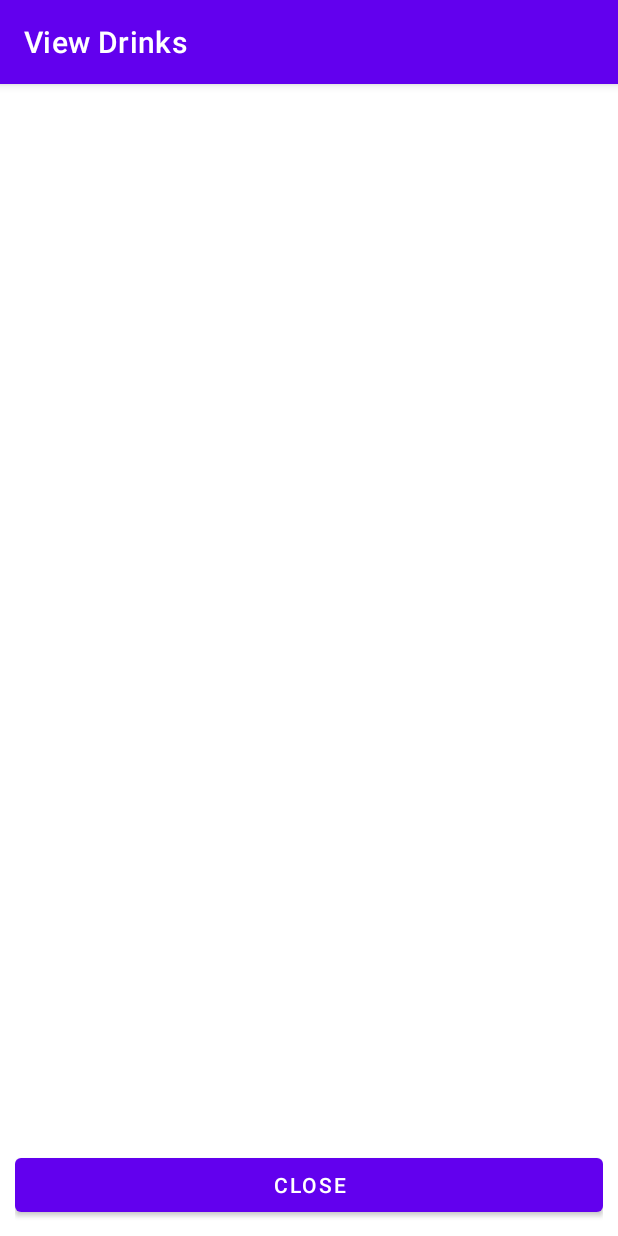
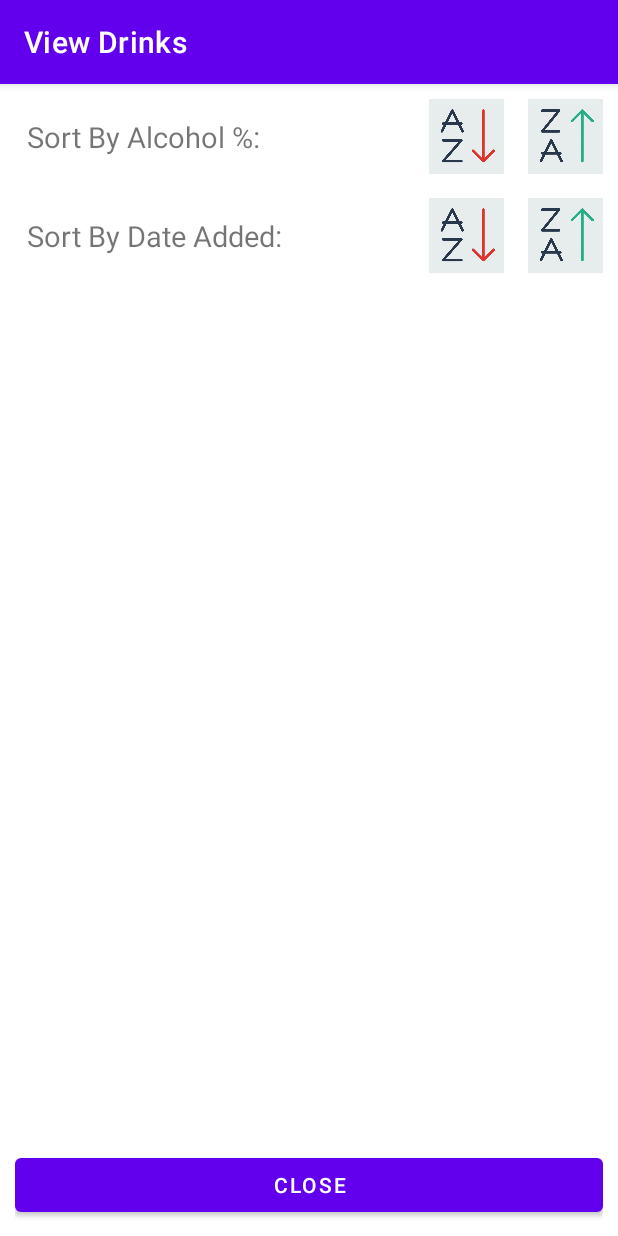
Before and after one commit to SudhamshM/HW04-ITCS-4180-MobileAppDev, an Android app: the fragment ViewDrinksFragment shown on its own in the app's theme, on a phone screen of 412 x 824 dp. Run offline under Robolectric (Android 15) with nearby library versions, the phone set to English and light mode, and no system bars; 1 statement that could not run was skipped.

Commit message:
created layout for view drinks recycler view

```diff
--- a/app/src/main/java/com/example/hw04/MainActivity.java
+++ b/app/src/main/java/com/example/hw04/MainActivity.java
@@ -77,7 +77,8 @@ public class MainActivity extends AppCompatActivity
     }
 
     @Override
-    public void sendDrink(Drink drink) {
+    public void sendDrink(Drink drink)
+    {
         drinks.add(drink);
         getSupportFragmentManager().popBackStack();
     }
--- a/app/src/main/res/layout/fragment_view_drinks.xml
+++ b/app/src/main/res/layout/fragment_view_drinks.xml
@@ -15,4 +15,74 @@ tools:context=".ViewDrinksFragment">
         app:layout_constraintBottom_toBottomOf="parent"
         app:layout_constraintEnd_toEndOf="parent"
         app:layout_constraintStart_toStartOf="parent" />
+
+    <TextView
+        android:id="@+id/textView3"
+        android:layout_width="0dp"
+        android:layout_height="wrap_content"
+        android:layout_marginStart="8dp"
+        android:layout_marginEnd="24dp"
+        android:text="@string/sort_alcohol"
+        android:textSize="19sp"
+        app:layout_constraintBottom_toBottomOf="@+id/imageAlcAscend"
+        app:layout_constraintEnd_toStartOf="@+id/imageAlcAscend"
+        app:layout_constraintStart_toStartOf="parent"
+        app:layout_constraintTop_toTopOf="@+id/imageAlcAscend" />
+
+    <TextView
+        android:id="@+id/textView7"
+        android:layout_width="0dp"
+        android:layout_height="wrap_content"
+        android:text="@string/sort_date"
+        android:textSize="19sp"
+        app:layout_constraintBottom_toBottomOf="@+id/imageDateAscend"
+        app:layout_constraintEnd_toEndOf="@+id/textView3"
+        app:layout_constraintStart_toStartOf="@+id/textView3"
+        app:layout_constraintTop_toTopOf="@+id/imageDateAscend" />
+
+    <ImageView
+        android:id="@+id/imageAlcAscend"
+        android:layout_width="50dp"
+        android:layout_height="50dp"
+        android:layout_marginEnd="16dp"
+        android:src="@drawable/ic_sort_ascending"
+        app:layout_constraintEnd_toStartOf="@+id/imageAlcDescend"
+        app:layout_constraintTop_toTopOf="parent" />
+
+    <ImageView
+        android:id="@+id/imageDateAscend"
+        android:layout_width="50dp"
+        android:layout_height="50dp"
+        android:layout_marginTop="16dp"
+        android:src="@drawable/ic_sort_ascending"
+        app:layout_constraintEnd_toEndOf="@+id/imageAlcAscend"
+        app:layout_constraintTop_toBottomOf="@+id/imageAlcAscend" />
+
+    <ImageView
+        android:id="@+id/imageAlcDescend"
+        android:layout_width="50dp"
+        android:layout_height="50dp"
+        android:src="@drawable/ic_sort_descending"
+        app:layout_constraintBottom_toBottomOf="@+id/imageAlcAscend"
+        app:layout_constraintEnd_toEndOf="parent"
+        app:layout_constraintTop_toTopOf="@+id/imageAlcAscend" />
+
+    <ImageView
+        android:id="@+id/imageDateDescend"
+        android:layout_width="50dp"
+        android:layout_height="50dp"
+        android:src="@drawable/ic_sort_descending"
+        app:layout_constraintBottom_toBottomOf="@+id/imageDateAscend"
+        app:layout_constraintEnd_toEndOf="@+id/imageAlcDescend"
+        app:layout_constraintTop_toTopOf="@+id/imageDateAscend" />
+
+    <androidx.recyclerview.widget.RecyclerView
+        android:layout_width="409dp"
+        android:layout_height="546dp"
+        android:layout_marginTop="8dp"
+        app:layout_constraintBottom_toTopOf="@+id/buttonClose"
+        app:layout_constraintEnd_toEndOf="parent"
+        app:layout_constraintStart_toStartOf="parent"
+        app:layout_constraintTop_toBottomOf="@+id/imageDateDescend" />
+
 </androidx.constraintlayout.widget.ConstraintLayout>
--- a/app/src/main/res/values/strings.xml
+++ b/app/src/main/res/values/strings.xml
@@ -25,4 +25,6 @@
     <!-- TODO: Remove or change this placeholder text -->
     <string name="hello_blank_fragment">Hello blank fragment</string>
     <string name="close">Close</string>
+    <string name="sort_alcohol">Sort By Alcohol %:</string>
+    <string name="sort_date">Sort By Date Added:</string>
 </resources>
```
Also changed, not shown: app/src/main/res/layout/drink_row.xml (added, +66 -0 lines). Lines whose indentation alone changed are shown as unchanged.
